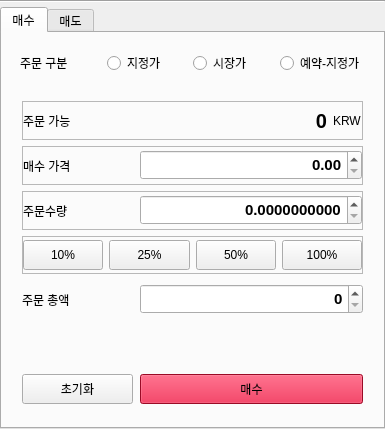
The window that src/styles/ui/trade.ui (showmethecoin/upbit-trader) describes before a commit, drawn with Qt 5.
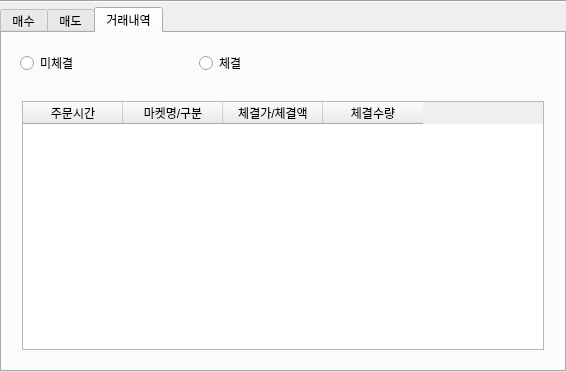
The same window after the commit. The open tabs and pages were chosen to show the change. Icons and pictures are not drawn.

Commit message: Transaction details implementation completed

```diff
--- a/src/styles/ui/trade.ui
+++ b/src/styles/ui/trade.ui
@@ -6,8 +6,8 @@
    <rect>
     <x>0</x>
     <y>0</y>
-    <width>385</width>
-    <height>429</height>
+    <width>566</width>
+    <height>372</height>
    </rect>
   </property>
   <property name="sizePolicy">
@@ -2075,7 +2075,7 @@
                      <widget class="QDoubleSpinBox" name="buy_price_1">
                       <property name="minimumSize">
                        <size>
-                        <width>63</width>
+                        <width>34</width>
                         <height>30</height>
                        </size>
                       </property>
@@ -2144,7 +2144,7 @@
                      <widget class="QDoubleSpinBox" name="buy_volume_1">
                       <property name="minimumSize">
                        <size>
-                        <width>63</width>
+                        <width>34</width>
                         <height>30</height>
                        </size>
                       </property>
@@ -4442,6 +4442,162 @@
        </item>
       </layout>
      </widget>
+     <widget class="QWidget" name="INFO">
+      <attribute name="title">
+       <string>거래내역</string>
+      </attribute>
+      <layout class="QGridLayout" name="gridLayout_4">
+       <item row="0" column="0">
+        <widget class="QFrame" name="horizontalFrame_7">
+         <layout class="QHBoxLayout" name="horizontalLayout" stretch="1,2">
+          <item>
+           <widget class="QRadioButton" name="info_not_execution">
+            <property name="text">
+             <string>미체결</string>
+            </property>
+           </widget>
+          </item>
+          <item>
+           <widget class="QRadioButton" name="info_execution">
+            <property name="text">
+             <string>체결</string>
+            </property>
+           </widget>
+          </item>
+         </layout>
+        </widget>
+       </item>
+       <item row="1" column="0">
+        <widget class="QStackedWidget" name="info_stack">
+         <property name="currentIndex">
+          <number>0</number>
+         </property>
+         <widget class="QWidget" name="page_4">
+          <layout class="QVBoxLayout" name="verticalLayout_4">
+           <property name="leftMargin">
+            <number>11</number>
+           </property>
+           <property name="topMargin">
+            <number>11</number>
+           </property>
+           <property name="rightMargin">
+            <number>11</number>
+           </property>
+           <property name="bottomMargin">
+            <number>11</number>
+           </property>
+           <item>
+            <widget class="QTableWidget" name="info_table_1">
+             <property name="lineWidth">
+              <number>1</number>
+             </property>
+             <property name="editTriggers">
+              <set>QAbstractItemView::NoEditTriggers</set>
+             </property>
+             <property name="selectionMode">
+              <enum>QAbstractItemView::NoSelection</enum>
+             </property>
+             <attribute name="horizontalHeaderCascadingSectionResizes">
+              <bool>false</bool>
+             </attribute>
+             <attribute name="horizontalHeaderHighlightSections">
+              <bool>false</bool>
+             </attribute>
+             <attribute name="horizontalHeaderStretchLastSection">
+              <bool>false</bool>
+             </attribute>
+             <attribute name="verticalHeaderVisible">
+              <bool>false</bool>
+             </attribute>
+             <attribute name="verticalHeaderCascadingSectionResizes">
+              <bool>false</bool>
+             </attribute>
+             <attribute name="verticalHeaderDefaultSectionSize">
+              <number>60</number>
+             </attribute>
+             <attribute name="verticalHeaderMinimumSectionSize">
+              <number>60</number>
+             </attribute>
+             <column>
+              <property name="text">
+               <string>주문시간</string>
+              </property>
+             </column>
+             <column>
+              <property name="text">
+               <string>마켓명/구분</string>
+              </property>
+             </column>
+             <column>
+              <property name="text">
+               <string>체결가/체결액</string>
+              </property>
+             </column>
+             <column>
+              <property name="text">
+               <string>체결수량</string>
+              </property>
+             </column>
+            </widget>
+           </item>
+          </layout>
+         </widget>
+         <widget class="QWidget" name="page_7">
+          <layout class="QVBoxLayout" name="verticalLayout_14">
+           <item>
+            <widget class="QTableWidget" name="info_table_2">
+             <property name="lineWidth">
+              <number>1</number>
+             </property>
+             <property name="editTriggers">
+              <set>QAbstractItemView::NoEditTriggers</set>
+             </property>
+             <property name="selectionMode">
+              <enum>QAbstractItemView::NoSelection</enum>
+             </property>
+             <attribute name="horizontalHeaderHighlightSections">
+              <bool>false</bool>
+             </attribute>
+             <attribute name="horizontalHeaderStretchLastSection">
+              <bool>false</bool>
+             </attribute>
+             <attribute name="verticalHeaderVisible">
+              <bool>false</bool>
+             </attribute>
+             <attribute name="verticalHeaderCascadingSectionResizes">
+              <bool>false</bool>
+             </attribute>
+             <attribute name="verticalHeaderDefaultSectionSize">
+              <number>60</number>
+             </attribute>
+             <column>
+              <property name="text">
+               <string>주문시간</string>
+              </property>
+             </column>
+             <column>
+              <property name="text">
+               <string>마켓명/구분</string>
+              </property>
+             </column>
+             <column>
+              <property name="text">
+               <string>체결가/체결액</string>
+              </property>
+             </column>
+             <column>
+              <property name="text">
+               <string>체결수량</string>
+              </property>
+             </column>
+            </widget>
+           </item>
+          </layout>
+         </widget>
+        </widget>
+       </item>
+      </layout>
+     </widget>
     </widget>
    </item>
   </layout>
```
Left out of the diff: 1819 changed lines with no effect on the pictures. The commit also changes 1 other file.
